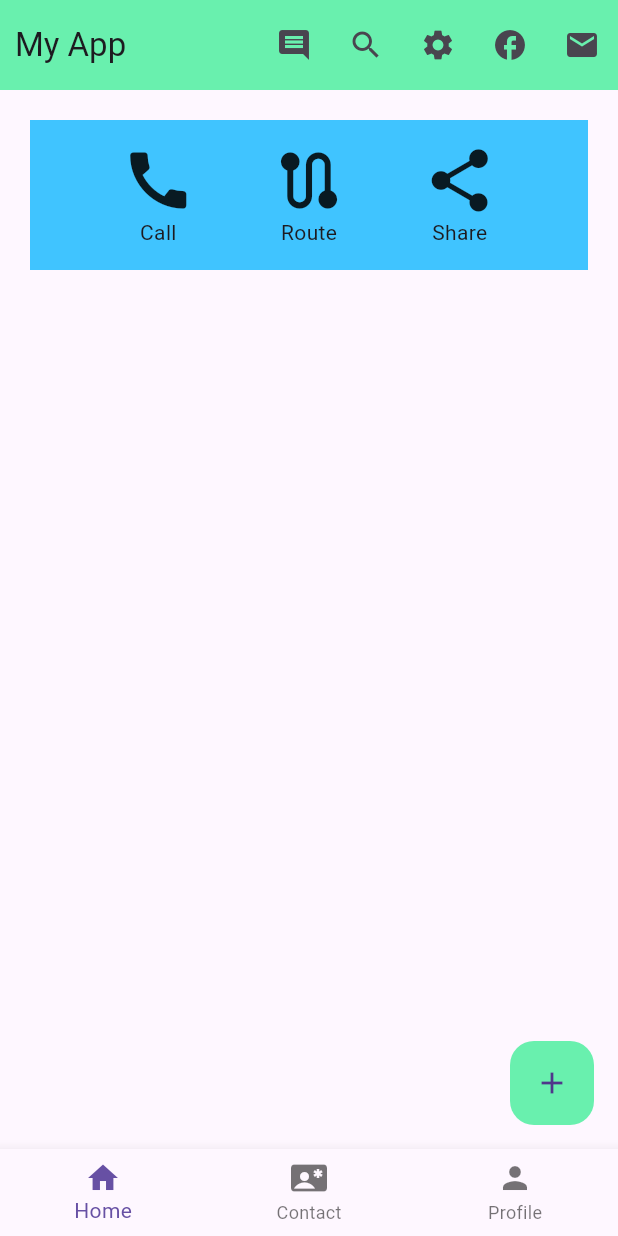
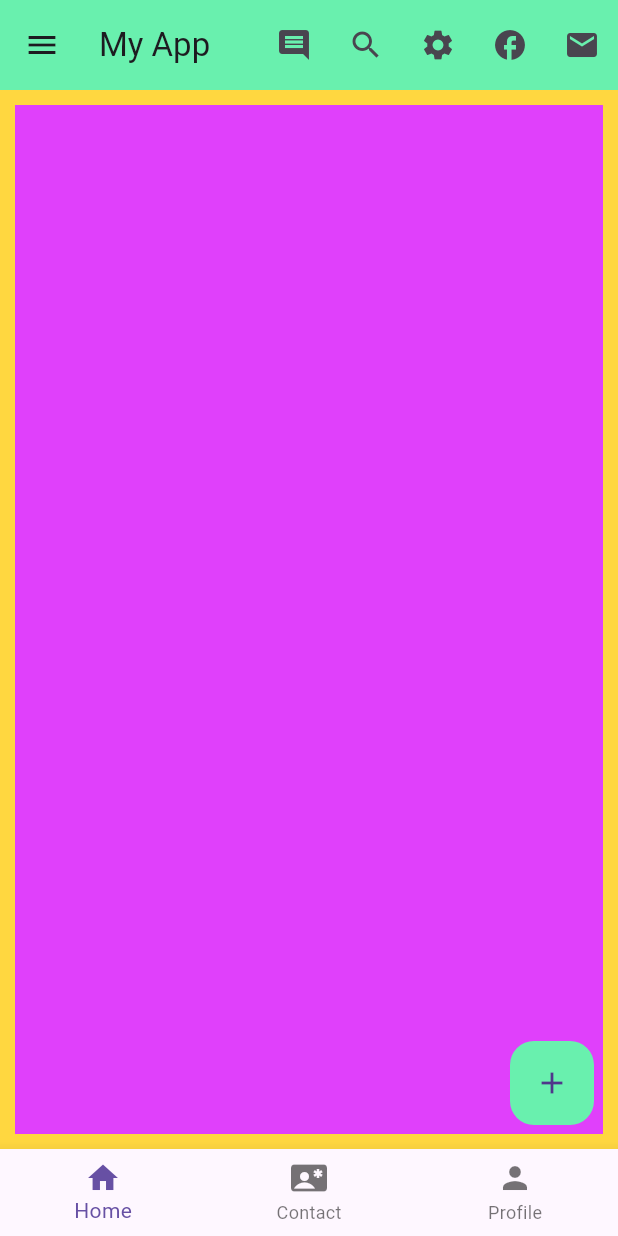
Before and after one commit to ShantoGUB567/Flutter, a Flutter app: the screen it shows after launch, on a phone screen of 412 x 824 dp. Run offline on Flutter 3.47's test engine with Material 3 defaults, Android fonts, the phone set to English and light mode, and no system bars.

Commit message:
Add & update files

```diff
--- a/new_app_1/lib/main.dart
+++ b/new_app_1/lib/main.dart
@@ -54,48 +54,59 @@
       ),
 
       body: (
-        Container(
-          height: 100,
-          color: Colors.lightBlueAccent,
-          margin: EdgeInsets.all(20),
-          padding: EdgeInsets.all(10),
-          child: Row(
-            mainAxisAlignment: MainAxisAlignment.spaceEvenly,
-            children: [
-              Column(
-                mainAxisAlignment: MainAxisAlignment.center,
-                crossAxisAlignment: CrossAxisAlignment.center,
-                children: [
-                  Icon(Icons.call, size: 50,),
-                  Text("Call")
-                ],
-              ),
-
-              Column(
-                mainAxisAlignment: MainAxisAlignment.center,
-                crossAxisAlignment: CrossAxisAlignment.center,
-                children: [
-                  Icon(Icons.route, size: 50,),
-                  Text("Route")
-                ],
-              ),
-
-              Column(
-                mainAxisAlignment: MainAxisAlignment.center,
-                crossAxisAlignment: CrossAxisAlignment.center,
-                children: [
-                  Icon(Icons.share, size: 50,),
-                  Text("Share")
-                ],
-              ),
-
-            ],
-          ),
+      Container(
+        color: Colors.amberAccent,
+        child: Container(
+          margin: EdgeInsets.all(10),
+          color: Colors.purpleAccent,
 
         )
-      ),
+
+      )
 
 
+    //       Container(
+    //       height: 100,
+    //       color: Colors.lightBlueAccent,
+    //       margin: EdgeInsets.all(20),
+    //   padding: EdgeInsets.all(10),
+    //   child: Row(
+    //     mainAxisAlignment: MainAxisAlignment.spaceEvenly,
+    //     children: [
+    //       Column(
+    //         mainAxisAlignment: MainAxisAlignment.center,
+    //         crossAxisAlignment: CrossAxisAlignment.center,
+    //         children: [
+    //           Icon(Icons.call, size: 50,),
+    //           Text("Call")
+    //         ],
+    //       ),
+    //
+    //       Column(
+    //         mainAxisAlignment: MainAxisAlignment.center,
+    //         crossAxisAlignment: CrossAxisAlignment.center,
+    //         children: [
+    //           Icon(Icons.route, size: 50,),
+    //           Text("Route")
+    //         ],
+    //       ),
+    //
+    //       Column(
+    //         mainAxisAlignment: MainAxisAlignment.center,
+    //         crossAxisAlignment: CrossAxisAlignment.center,
+    //         children: [
+    //           Icon(Icons.share, size: 50,),
+    //           Text("Share")
+    //         ],
+    //       ),
+    //
+    //     ],
+    //   ),
+    //
+    // ),
+
+
+      ),
 
       floatingActionButton: FloatingActionButton(
         elevation: 0,
@@ -127,6 +138,27 @@
         },
       ),
 
+      drawer: Drawer(
+        child: ListView(
+          children: [
+            DrawerHeader(
+                child: UserAccountsDrawerHeader(
+                  decoration: BoxDecoration(color: Colors.black54),
+                  accountName: Text("Al Shahrair Ahommed Shanto"),
+                  accountEmail: Text("shahriarshanto@gmail.com"),
+                  // currentAccountPicture: Image(image: Image.asset('assets/221002567.jpg')),
+                ),
+            ),
+            ListTile(leading: Icon(Icons.home) ,title: Text("Home"), onTap: (){MySnackBar("Home Drawer", context);},),
+            ListTile(leading: Icon(Icons.dashboard) ,title: Text("Dash Board"), onTap: (){MySnackBar("Dash Board Drawer", context);},),
+            ListTile(leading: Icon(Icons.more) ,title: Text("About"), onTap: (){MySnackBar("About Drawer", context);},),
+          ],
+        ),
+      ),
+
+      endDrawer: Drawer(),
+
+
     );
   }
 }
--- a/new_app_1/pubspec.yaml
+++ b/new_app_1/pubspec.yaml
@@ -58,9 +58,9 @@ flutter:
   uses-material-design: true
 
   # To add assets to your application, add an assets section, like this:
-  # assets:
-  #   - images/a_dot_burr.jpeg
-  #   - images/a_dot_ham.jpeg
+assets:
+  - assets/221002567.jpg
+#  - images/a_dot_ham.jpeg
 
   # An image asset can refer to one or more resolution-specific "variants", see
   # https://flutter.dev/to/resolution-aware-images
```
Also changed, not shown: new_app_1/assets/221002567.jpg (added).
